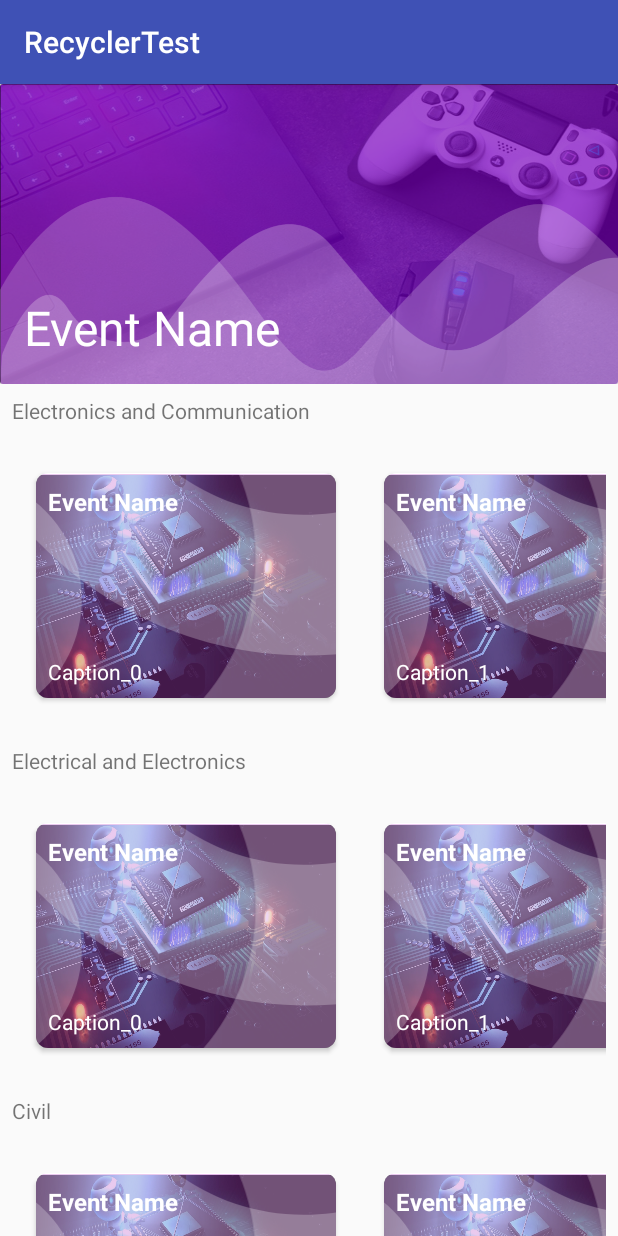
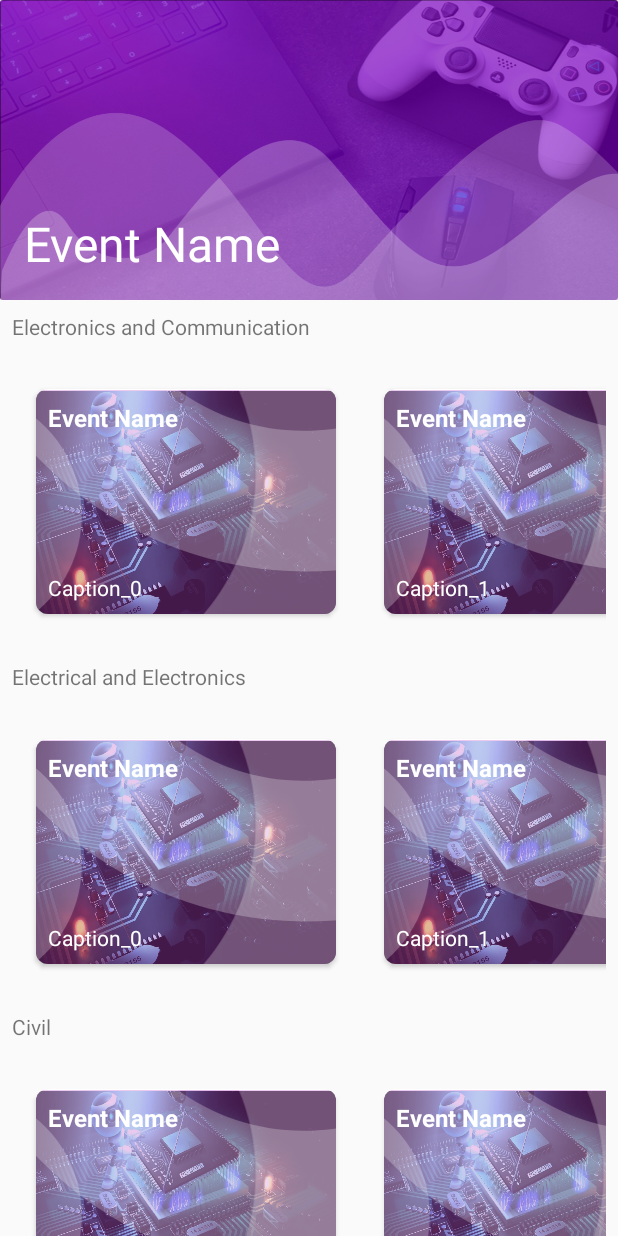
Before and after one commit to JoeyDoesntShareFood/RecyclerTest, an Android app: the screen it shows after launch (MainActivity), after a tap on "Event Name", on a phone screen of 412 x 824 dp. Run offline under Robolectric (Android 15) with nearby library versions, the phone set to English and light mode, and no system bars.

Commit message:
Made changes in layout for Safety department

```diff
--- a/app/src/main/java/com/example/jyothisp/recyclertest/ListFragment.java
+++ b/app/src/main/java/com/example/jyothisp/recyclertest/ListFragment.java
@@ -39,7 +39,7 @@ public class ListFragment extends Fragment {
     FlagshipAdapter mFlagshipAdapter;
     ArrayList<Event> flagshipEvents;
 
-    int no_of_dept = 6;
+    int no_of_dept = 7;
     String LOG_TAG = "ListFragment";
 
     @Override
@@ -60,23 +60,10 @@ public class ListFragment extends Fragment {
         prepareFlagshipEvents();
 //        setupAutoScrollForFlagshipEvents();
 
-        mFlagshipRecyclerView.addOnItemTouchListener(new RecyclerTouchListener(getContext(), mFlagshipRecyclerView, new RecyclerTouchListener.ClickListener() {
-            @Override
-            public void onClick(View view, int position) {
-                View transView = view.findViewById(R.id.layout_with_bg);
-                animateToDetails(transView);
-            }
 
-            @Override
-            public void onLongClick(View view, int position) {
-
-            }
-        }));
-
-
-        mEventRecyclers = new RecyclerView[6];
-        mEventsLists = new ArrayList[6];
-        mEventAdapters = new EventsAdapter[6];
+        mEventRecyclers = new RecyclerView[no_of_dept];
+        mEventsLists = new ArrayList[no_of_dept];
+        mEventAdapters = new EventsAdapter[no_of_dept];
         mRecyclerIDs = getResources().obtainTypedArray(R.array.departments_recycler_views);
         for (int i = 0; i < no_of_dept; i++) {
             mEventsLists[i] = new ArrayList<>();
--- a/app/src/main/res/layout/flagship_list_item.xml
+++ b/app/src/main/res/layout/flagship_list_item.xml
@@ -8,6 +8,8 @@
     <RelativeLayout
         android:background="@drawable/cardbgm"
         android:layout_width="match_parent"
+        android:id="@+id/layout_with_bg"
+        android:transitionName="@string/transition_string"
         android:layout_height="match_parent">
 
         <TextView
--- a/app/src/main/res/values/styles.xml
+++ b/app/src/main/res/values/styles.xml
@@ -1,7 +1,7 @@
 <resources>
 
     <!-- Base application theme. -->
-    <style name="AppTheme" parent="Base.Theme.AppCompat.Light.DarkActionBar">
+    <style name="AppTheme" parent="Theme.AppCompat.Light.NoActionBar">
         <!-- Customize your theme here. -->
         <item name="colorPrimary">@color/colorPrimary</item>
         <item name="colorPrimaryDark">@color/colorPrimaryDark</item>
```
